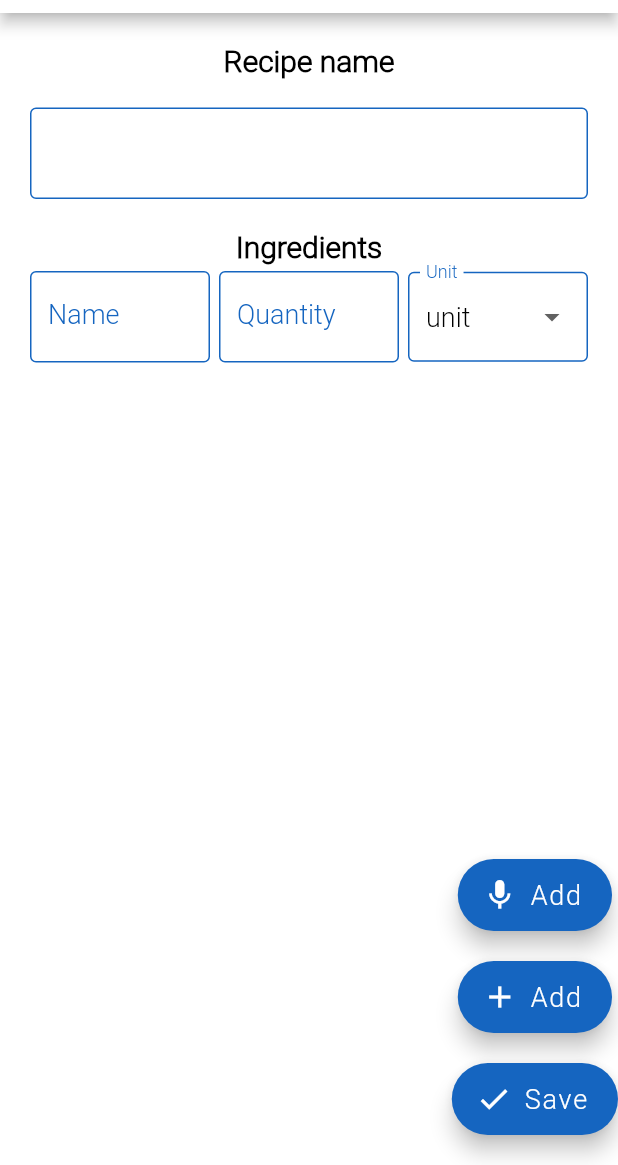
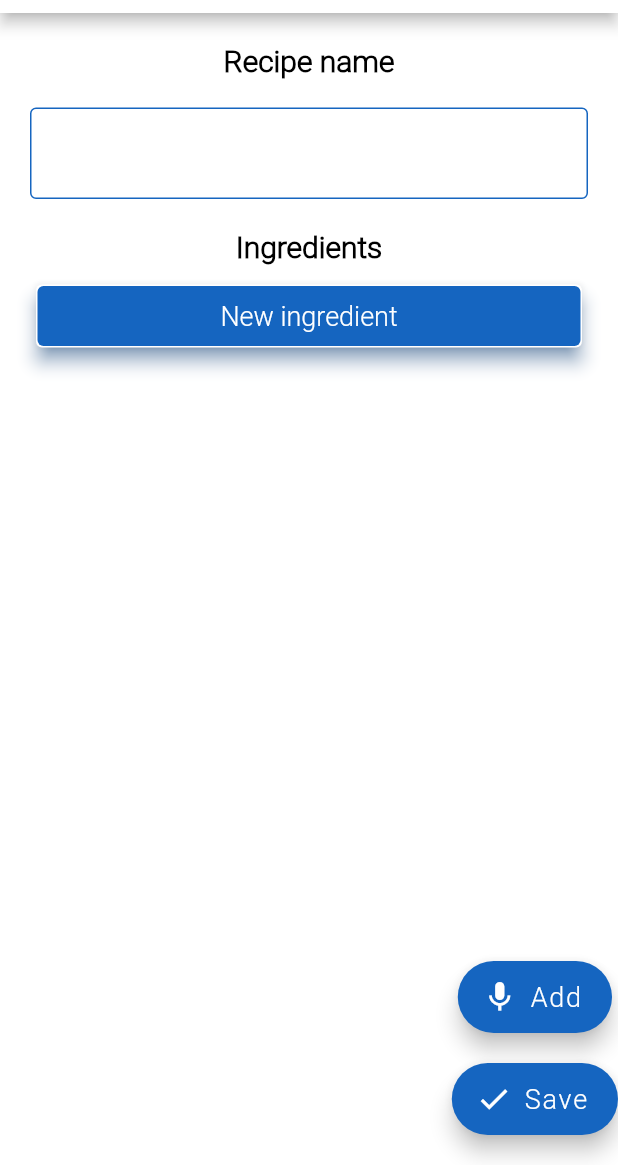
Before and after one commit to GUL9/FoodPlanner, a Flutter app: the NewRecipeView screen opened directly, on a phone screen of 412 x 824 dp, the part 71-1236 px from its top. Run offline on Flutter 3.47's test engine with Material 2 defaults, Android fonts, the phone set to English and light mode, and no system bars; our stand-ins replace cloud_firestore, firebase_core; accounts and stored records are empty.

Commit message:
updated new recipe UI careated recipehelper

```diff
--- /dev/null
+++ b/lib/Helpers/RecipeHelper.dart
@@ -0,0 +1,22 @@
+import 'package:grocerylister/Storage/FirebaseAPI/APIs.dart';
+import 'package:grocerylister/Storage/FirebaseAPI/RecipeIngredients/DataModel/RecipeIngredient.dart';
+import 'package:grocerylister/Storage/FirebaseAPI/Recipes/DataModel/Recipe.dart';
+
+import 'IngredientHelper.dart';
+
+class RecipeHelper {
+  static Future<void> saveRecipe(String recipeName, List<Map<String, String>> ingredientRows) async {
+    var recipe = Recipe(name: recipeName);
+    recipe.id = await recipesAPI.add(recipe);
+    for (var row in ingredientRows) {
+      var ingredient = await IngredientHelper.getFromNameOrCreateNew(row['name']);
+      var recipeIngredient = RecipeIngredient(
+        recipeId: recipe.id,
+        ingredientId: ingredient.id,
+        quantity: double.parse(row['quantity']),
+        unit: row['unit'],
+      );
+      recipeIngredient.id = await recipeIngredientsAPI.add(recipeIngredient);
+    }
+  }
+}
--- a/lib/Views/Recipes/NewRecipeView.dart
+++ b/lib/Views/Recipes/NewRecipeView.dart
@@ -1,12 +1,9 @@
 import 'package:flutter/cupertino.dart';
 import 'package:flutter/material.dart';
-import 'package:grocerylister/Storage/FirebaseAPI/APIs.dart';
-import 'package:grocerylister/Storage/FirebaseAPI/Ingredients/DataModel/Ingredient.dart';
-import 'package:grocerylister/Storage/FirebaseAPI/RecipeIngredients/DataModel/RecipeIngredient.dart';
-import 'package:grocerylister/Storage/FirebaseAPI/Recipes/DataModel/Recipe.dart';
+import 'package:grocerylister/Helpers/RecipeHelper.dart';
+import 'package:grocerylister/Styling/Themes/Themes.dart';
+import 'package:grocerylister/Views/Components/IngredientInputDialog.dart';
 import 'package:grocerylister/util/strings.dart';
-
-import 'package:grocerylister/Views/Components/IngredientInputRow.dart';
 
 class NewRecipeView extends StatefulWidget {
   @override
@@ -15,57 +12,61 @@ class NewRecipeView extends StatefulWidget {
 
 class NewRecipeViewState extends State<NewRecipeView> {
   TextEditingController _recipeNameController = TextEditingController();
-  List<IngredientInputRow> _ingredientRows = [];
-
-  void _addEmptyIngredientInputRow() => setState(() => _ingredientRows.add(IngredientInputRow()));
-
-  void _saveRecipe() async {
-    var recipe = Recipe(name: _recipeNameController.text);
-    recipe.id = await recipesAPI.add(recipe);
-    for (var row in _ingredientRows) {
-      var ingredient = Ingredient(name: row.getName());
-      // TODO: add check if already exist
-      ingredient.id = await ingredientsAPI.add(ingredient);
-      var recipeIngredient = RecipeIngredient(
-          recipeId: recipe.id,
-          ingredientId: ingredient.id,
-          quantity: double.parse(row.getQuantity()),
-          unit: row.getUnit());
-      recipeIngredient.id = await recipeIngredientsAPI.add(recipeIngredient);
-    }
-  }
+  List<Map<String, String>> _ingredientRows = [];
+  ScrollController _ingredientListScrollController = ScrollController();
 
   void _saveRecipeAndReturn() {
-    _saveRecipe();
+    RecipeHelper.saveRecipe(_recipeNameController.text, _ingredientRows);
     Navigator.pop(context);
   }
 
-  Expanded _ingredientList() => Expanded(
+  void _openNewRecipeIngredientDialog() {
+    showDialog(context: context, builder: (_) => IngredientInputDialog()).then((newIngredientData) {
+      if (newIngredientData != null)
+        setState(() {
+          _ingredientRows.add(newIngredientData);
+          _ingredientListScrollController.jumpTo(_ingredientListScrollController.position.maxScrollExtent);
+        });
+    });
+  }
+
+  Widget _newIngredientButton() => Padding(
+      padding: EdgeInsets.all(1),
+      child: Align(
+          alignment: Alignment.center,
+          child: SizedBox(
+              height: 40,
+              width: 500,
+              child: TextButton(
+                  child: Text(Strings.new_ingredient, style: Theme.of(context).textTheme.button),
+                  style: Theme.of(context).textButtonTheme.style,
+                  onPressed: _openNewRecipeIngredientDialog))));
+
+  Widget _ingredientListTile(int index) => ListTile(
+      title: Text(
+          "${_ingredientRows[index]['quantity']} ${_ingredientRows[index]['unit']} ${_ingredientRows[index]['name']} ",
+          style: Theme.of(context).textTheme.bodyText2),
+      trailing: IconButton(icon: Icon(Icons.delete, color: primary3), onPressed: null));
+
+  Widget _ingredientListNEW() => Expanded(
       child: ListView.builder(
-          itemCount: _ingredientRows.length,
-          itemBuilder: (context, index) => Padding(padding: EdgeInsets.only(top: 5), child: _ingredientRows[index])));
+          controller: _ingredientListScrollController,
+          itemCount: _ingredientRows.length + 1,
+          itemBuilder: (context, index) =>
+              Card(child: index == _ingredientRows.length ? _newIngredientButton() : _ingredientListTile(index))));
 
   _isFloatingActionButtonColumnVisible() => MediaQuery.of(context).viewInsets.bottom == 0 ? true : false;
 
-  Visibility _floatingActionButtonColumn() => Visibility(
+  Widget _floatingActionButtonColumn() => Visibility(
       visible: _isFloatingActionButtonColumnVisible(),
       child: Column(mainAxisAlignment: MainAxisAlignment.end, children: [
         FloatingActionButton.extended(
             icon: Icon(Icons.mic), label: Text(Strings.add), heroTag: null, onPressed: () => takeVoiceInput()),
         Padding(padding: EdgeInsets.symmetric(vertical: 10)),
         FloatingActionButton.extended(
-            icon: Icon(Icons.add), label: Text(Strings.add), heroTag: null, onPressed: _addEmptyIngredientInputRow),
-        Padding(padding: EdgeInsets.symmetric(vertical: 10)),
-        FloatingActionButton.extended(
             icon: Icon(Icons.check), label: Text(Strings.save_recipe), heroTag: null, onPressed: _saveRecipeAndReturn),
         Padding(padding: EdgeInsets.symmetric(vertical: 10)),
       ]));
-
-  @override
-  void initState() {
-    super.initState();
-    _addEmptyIngredientInputRow();
-  }
 
   @override
   build(BuildContext context) {
@@ -80,7 +81,8 @@ class NewRecipeViewState extends State<NewRecipeView> {
                 TextFormField(controller: _recipeNameController, style: Theme.of(context).textTheme.bodyText2),
                 Padding(padding: EdgeInsets.symmetric(vertical: 10)),
                 Text(Strings.ingredients, style: Theme.of(context).textTheme.headline2),
-                _ingredientList()
+                Padding(padding: EdgeInsets.symmetric(vertical: 5)),
+                _ingredientListNEW()
               ])),
           Align(alignment: Alignment.bottomRight, child: _floatingActionButtonColumn())
         ]));
```
